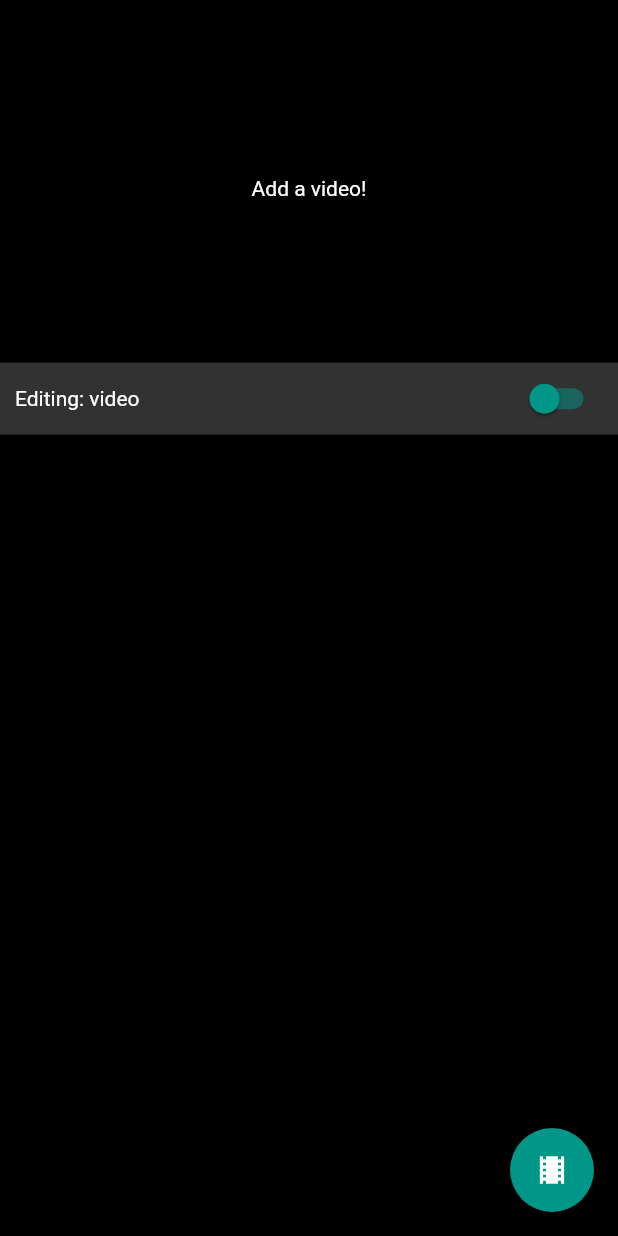
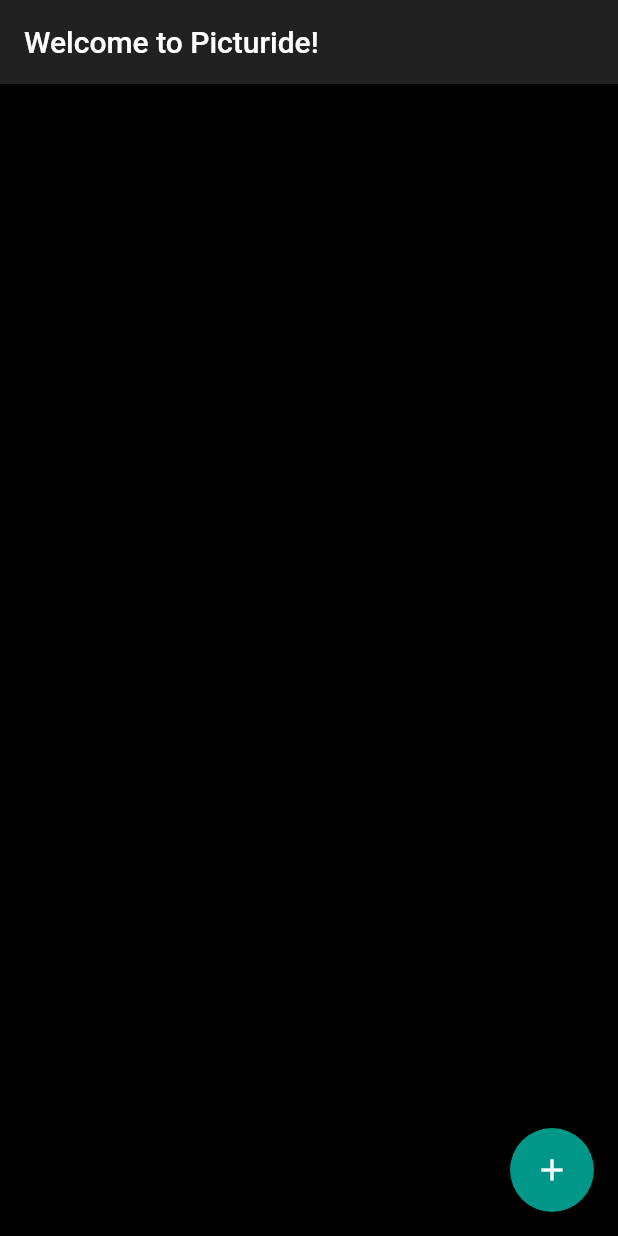
Before and after one commit to reeckset/picturide, a Flutter app: the screen it shows after launch, on a phone screen of 412 x 824 dp. Run offline on Flutter 3.47's test engine with Material 2 defaults, Android fonts, the phone set to English and light mode, and no system bars; our stand-ins replace file_picker; missing offline and left inert: flutter_ffmpeg, flutter_ijkplayer; generated files the repository leaves out were written again.

Commit message:
Now saving projects, added homepage and app preferences

```diff
--- /dev/null
+++ b/lib/controller/app_preferences_controller.dart
@@ -0,0 +1,66 @@
+import 'dart:convert';
+import 'dart:io';
+
+import 'package:path_provider/path_provider.dart';
+import 'package:picturide/controller/project_storage.dart';
+import 'package:picturide/model/app_preferences.dart';
+import 'package:picturide/model/project.dart';
+
+class AppPreferencesController {
+
+  static final AppPreferencesController
+    _instance = AppPreferencesController._internal();
+
+  factory AppPreferencesController() {
+    return _instance;
+  }
+
+  AppPreferencesController._internal();
+
+  static getProjectsList() async {
+    final preferences = await _getAppPreferences();
+    return preferences.projectPaths;
+  }
+
+  static Future<Project> createProject(String projectName) async {
+    final AppPreferences preferences = await _getAppPreferences();
+    final directory = await getApplicationDocumentsDirectory();
+    final String projectPath = '${directory.path}/project${preferences.createdProjectsCount}.json';
+    final Project project = Project.create(projectPath);
+    saveProject(project);
+    preferences.createdProjectsCount++;
+    preferences.projectPaths.putIfAbsent(projectPath, () => projectName);
+    _saveAppPreferences(preferences);
+    return project;
+  }
+
+  static Future<AppPreferences> _getAppPreferences() async {
+    final path = await _getPreferencesPath();
+    final file = File(path);
+
+    if (await file.exists()){
+      return AppPreferences.fromJson(
+        jsonDecode(await file.readAsString())
+      );
+    }
+    return _createAppPreferences();
+  }
+
+  static Future<AppPreferences> _createAppPreferences() async {
+    final path = await _getPreferencesPath();
+    final AppPreferences preferences = AppPreferences.create();
+    File(path).writeAsString(jsonEncode(preferences));
+    return preferences;
+  }
+
+  static _saveAppPreferences(AppPreferences preferences) async {
+    final path = await _getPreferencesPath();
+    File(path).writeAsString(jsonEncode(preferences));
+    return preferences;
+  }
+
+  static _getPreferencesPath() async {
+    final directory = await getApplicationDocumentsDirectory();
+    return '${directory.path}/preferences.json';
+  }
+}
--- a/lib/main.dart
+++ b/lib/main.dart
@@ -1,6 +1,7 @@
 import 'package:flutter/material.dart';
-import 'package:picturide/view/add_audio_page.dart';
-import 'package:picturide/view/project_page.dart';
+import 'package:picturide/view/pages/add_audio_page.dart';
+import 'package:picturide/view/pages/home_page.dart';
+import 'package:picturide/view/pages/project_page.dart';
 import 'package:picturide/view/theme.dart';
 
 void main() => runApp(App());
@@ -15,9 +16,10 @@ class App extends StatelessWidget {
       initialRoute: '/',
       routes: {
         // When navigating to the "/" route, build the FirstScreen widget.
-        '/': (context) => ProjectPage(),
+        '/': (context) => HomePage(),
         // When navigating to the "/second" route, build the SecondScreen widget.
         '/add_audio_page': (context) => AddAudioPage(),
+        '/project_page': (context) => ProjectPage(),
       },
     );
   }
--- /dev/null
+++ b/lib/model/app_preferences.dart
@@ -0,0 +1,20 @@
+import 'package:json_annotation/json_annotation.dart';
+
+part 'app_preferences.g.dart';
+
+@JsonSerializable(nullable: true)
+class AppPreferences {
+  int createdProjectsCount;
+  Map<String, String> projectPaths;
+
+  AppPreferences({this.createdProjectsCount, this.projectPaths});
+  AppPreferences.create(){
+    createdProjectsCount = 0;
+    projectPaths = Map<String, String>();
+  }
+
+  //serialization
+  factory AppPreferences.fromJson(Map<String, dynamic> json) =>
+    _$AppPreferencesFromJson(json);
+  Map<String, dynamic> toJson() => _$AppPreferencesToJson(this);
+}
--- a/lib/model/project.dart
+++ b/lib/model/project.dart
@@ -8,10 +8,11 @@ part 'project.g.dart';
 class Project {
   List<Clip> clips;
   List<AudioTrack> audioTracks;
-  Map<String, int> outputResolution = {'w':640, 'h':360};
+  Map<String, int> outputResolution;
+  String filepath;
 
-  Project({this.clips, this.audioTracks, this.outputResolution});
-  Project.create(){
+  Project({this.filepath, this.clips, this.audioTracks, this.outputResolution});
+  Project.create(this.filepath){
     this.clips = List<Clip>();
     this.audioTracks = List<AudioTrack>();
     this.outputResolution = {'w':640, 'h':360};
@@ -19,7 +20,6 @@ class Project {
 
   getAspectRatio() => outputResolution['w'] / outputResolution['h'];
 
-
   //serialization
   factory Project.fromJson(Map<String, dynamic> json) =>
     _$ProjectFromJson(json);
--- a/lib/view/add_audio_page.dart
+++ b/lib/view/pages/add_audio_page.dart
@@ -1,5 +1,3 @@
-import 'dart:io';
-
 import 'package:file_picker/file_picker.dart';
 import 'package:flutter/material.dart';
 import 'package:flutter_ijkplayer/flutter_ijkplayer.dart';
--- /dev/null
+++ b/lib/view/pages/home_page.dart
@@ -0,0 +1,70 @@
+import 'package:flutter/material.dart';
+import 'package:picturide/controller/app_preferences_controller.dart';
+import 'package:picturide/controller/project_storage.dart';
+import 'package:picturide/model/project.dart';
+import 'package:picturide/view/pages/project_page.dart';
+
+class HomePage extends StatefulWidget {
+  HomePage({Key key, this.title}) : super(key: key);
+
+  final String title;
+
+  @override
+  HomePageState createState() => HomePageState();
+}
+
+class HomePageState extends State<HomePage> {
+  Map<String, String> projectPaths = Map<String, String>();
+
+  @override
+  initState(){
+    super.initState();
+
+    AppPreferencesController.getProjectsList().then((projectPaths){
+      setState(() {
+        this.projectPaths = projectPaths;
+      });
+    });
+  }
+
+  _createNewProject() async {
+    final String projectName = 'TESTE';
+    final Project project =
+    await AppPreferencesController.createProject(projectName);
+    this.setState((){
+      this.projectPaths.putIfAbsent(project.filepath, () => projectName);
+    });
+    _openProject(project.filepath);
+  }
+
+  _openProject(String projectPath) async {
+    final Project project = await getProject(projectPath);
+    Navigator.push(context, MaterialPageRoute(
+      builder: (context) => ProjectPage(project: project)));
+  }
+
+  @override
+  Widget build(BuildContext context) {
+    return Scaffold(
+      appBar: AppBar(title: Text('Welcome to Picturide!')),
+      body: _listProjects(),
+      floatingActionButton: FloatingActionButton(
+        onPressed: _createNewProject,
+        tooltip: 'Create New Project',
+        child: Icon(Icons.add),
+      ),
+    );
+  }
+
+  Widget _listProjects(){
+    return ListView(
+      children: this.projectPaths.entries.map(
+          (entry) =>
+            RaisedButton(
+              child: Text(entry.value),
+              onPressed: () => _openProject(entry.key),
+            )
+        ).toList()
+    );
+  }
+}
--- a/lib/view/project_page.dart
+++ b/lib/view/pages/project_page.dart
@@ -1,5 +1,3 @@
-import 'dart:io';
-
 import 'package:file_picker/file_picker.dart';
 import 'package:flutter/material.dart';
 import 'package:path/path.dart';
@@ -8,22 +6,25 @@ import 'package:picturide/model/file_wrapper.dart';
 import 'package:picturide/model/project.dart';
 import 'package:picturide/model/clip.dart';
 import 'package:picturide/view/theme.dart';
-import 'package:picturide/view/video_preview.dart';
+import 'package:picturide/view/widgets/video_preview.dart';
+import 'package:picturide/view/widgets/save_project_button.dart';
 
 enum EditingMode { audio, video }
 
 class ProjectPage extends StatefulWidget {
-  ProjectPage({Key key, this.title}) : super(key: key);
+  ProjectPage({Key key, this.project}) : super(key: key);
 
-  final String title;
+  final Project project;
 
   @override
-  ProjectPageState createState() => ProjectPageState();
+  ProjectPageState createState() => ProjectPageState(project);
 }
 
 class ProjectPageState extends State<ProjectPage> {
-  final Project _projectState = Project.create();
+  final Project _projectState;
   EditingMode editingMode = EditingMode.video;
+
+  ProjectPageState(this._projectState);
 
   askClipFile() async => (await FilePicker.getFile(type: FileType.video)).path;
 
@@ -65,6 +66,7 @@ class ProjectPageState extends State<ProjectPage> {
                   ? VideoPreview(_projectState)
                   : Center(child: Text('Add a video!')),
             ),
+            SaveProjectButton(_projectState),
             _editingModeSelector(),
             _isEditingAudio() ? _sourceFilesExplorer(_projectState.audioTracks)
             : _sourceFilesExplorer(_projectState.clips)
--- a/pubspec.yaml
+++ b/pubspec.yaml
@@ -28,6 +28,7 @@ dependencies:
   flutter_ijkplayer: ^0.3.5+1
   path: ^1.6.4
   json_annotation: ^3.0.1
+  path_provider: ^1.6.5
 
 dev_dependencies:
   flutter_test:
```
Also changed, not shown: lib/controller/project_storage.dart (added, +21 -0 lines), lib/view/widgets/save_project_button.dart (added, +39 -0 lines), lib/model/app_preferences.g.dart (added), lib/model/project.g.dart, lib/view/widgets/video_preview.dart (renamed from lib/view/video_preview.dart), pubspec.lock, 3 other files.
